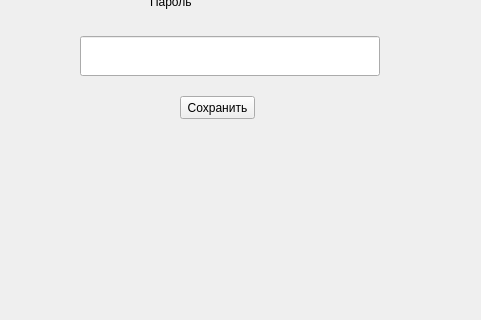
First picture: the form in regist.ui, repository Shuv1Wolf/hackathon, before the edit; both pictures show x 160 to 641 and y 284 to 604 of the 800 by 604 pixel window.
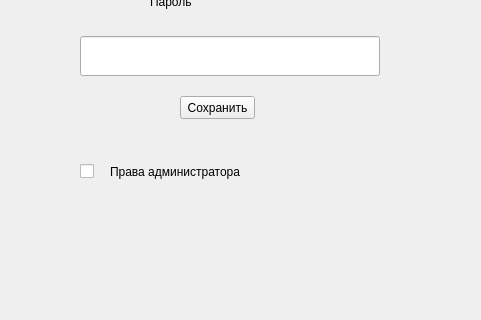
Second picture: the form after the edit.

Diff of the .ui file:
```diff
--- a/regist.ui
+++ b/regist.ui
@@ -88,22 +88,6 @@
      <string>Сохранить</string>
     </property>
    </widget>
-   <widget class="QLabel" name="massage">
-    <property name="geometry">
-     <rect>
-      <x>310</x>
-      <y>420</y>
-      <width>141</width>
-      <height>91</height>
-     </rect>
-    </property>
-    <property name="styleSheet">
-     <string notr="true">font: 20pt &quot;MS Shell Dlg 2&quot;;</string>
-    </property>
-    <property name="text">
-     <string/>
-    </property>
-   </widget>
    <widget class="QPushButton" name="back_button">
     <property name="geometry">
      <rect>
@@ -117,6 +101,35 @@
      <string>Назад</string>
     </property>
    </widget>
+   <widget class="QCheckBox" name="checkBox">
+    <property name="geometry">
+     <rect>
+      <x>240</x>
+      <y>420</y>
+      <width>141</width>
+      <height>71</height>
+     </rect>
+    </property>
+    <property name="text">
+     <string/>
+    </property>
+   </widget>
+   <widget class="QLabel" name="label_3">
+    <property name="geometry">
+     <rect>
+      <x>270</x>
+      <y>430</y>
+      <width>291</width>
+      <height>51</height>
+     </rect>
+    </property>
+    <property name="styleSheet">
+     <string notr="true">font: 20pt &quot;MS Shell Dlg 2&quot;;</string>
+    </property>
+    <property name="text">
+     <string>Права администратора</string>
+    </property>
+   </widget>
   </widget>
  </widget>
  <resources/>
```
